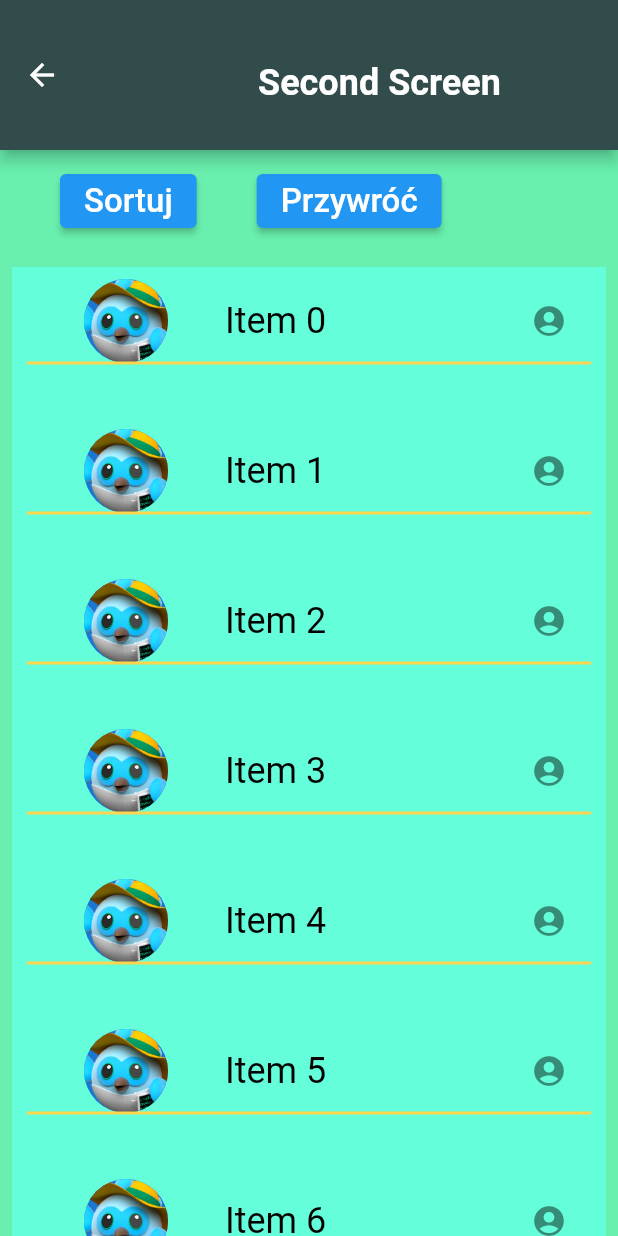
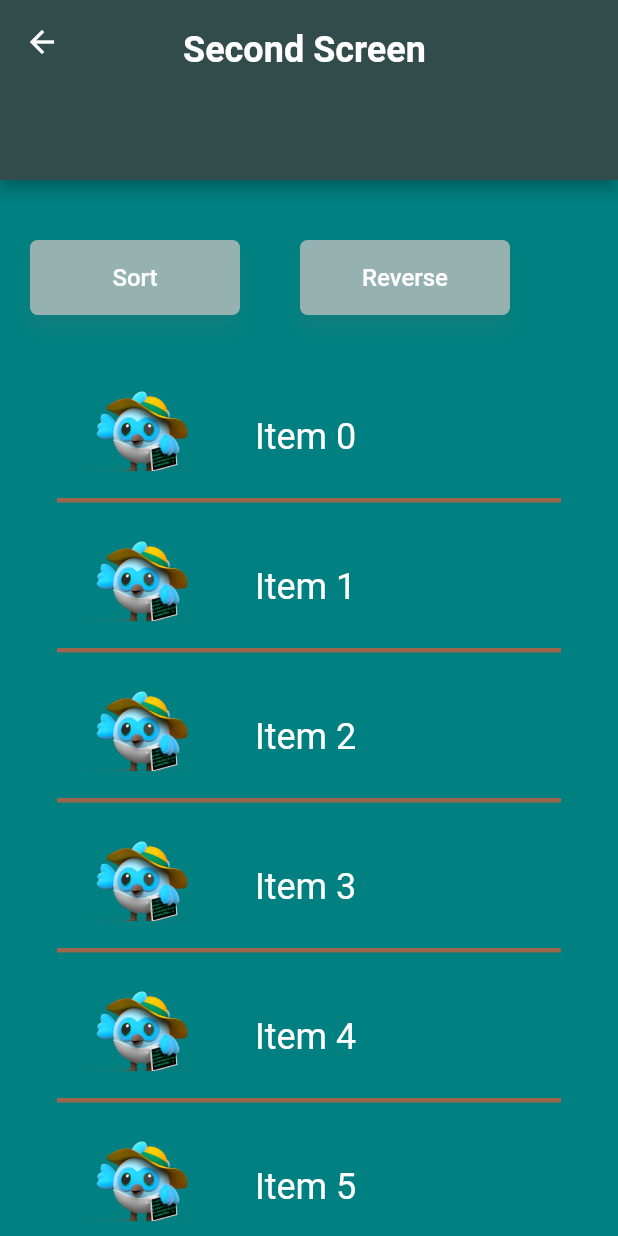
Before and after one commit to elchomik/mgr_app_flutter, a Flutter app: the SecondScreen screen opened by its route, on a phone screen of 412 x 824 dp. Run offline on Flutter 3.47's test engine with Material 2 defaults, Android fonts, the phone set to English and light mode, and no system bars.

Commit message:
Fixed second screen style

```diff
--- a/lib/second_screen.dart
+++ b/lib/second_screen.dart
@@ -1,9 +1,10 @@
 import 'package:flutter/material.dart';
-import 'package:mgr_app_flutter/domain/quick_sort.dart';
 import 'package:mgr_app_flutter/widgets/title_widget.dart';
 
 class SecondScreen extends StatefulWidget {
-  const SecondScreen({Key? key}) : super(key: key);
+  const SecondScreen({
+    Key? key,
+  }) : super(key: key);
 
   @override
   _SecondScreenState createState() => _SecondScreenState();
@@ -15,56 +16,110 @@ class _SecondScreenState extends State<SecondScreen> {
 
   void defaultSort() {
     setState(() {
-      items.sort((a,b) => b.compareTo(a));
+      items.sort((a, b) => b.compareTo(a));
     });
   }
 
   void reversedSort() {
     setState(() {
-      items.sort((a,b) => a.compareTo(b));
+      items.sort((a, b) => a.compareTo(b));
     });
   }
 
   @override
   Widget build(BuildContext context) {
     return Scaffold(
-      appBar: AppTitle(
-        title: 'Second Screen',
-        size: 100,
-        isSecondScreen: true,
+      appBar: PreferredSize(
+        preferredSize: const Size.fromHeight(120),
+        child: AppBar(
+          backgroundColor: const Color.fromARGB(255, 50, 75, 75),
+          leading: IconButton(
+            icon: const Icon(Icons.arrow_back),
+            onPressed: () => Navigator.pop(context),
           ),
-      backgroundColor: Colors.greenAccent,
-      body: Column(
-        children: [
-          Row(
-            children: [
-              Padding(
-                padding: const EdgeInsets.only(top: 10, left: 40),
-                child: ElevatedButton(
-                  onPressed: () => reversedSort(),
-                  child: const Text(
-                    'Sortuj',
-                    style: TextStyle(fontSize: 22, fontFamily: 'Roboto'),
+          title: const Padding(
+            padding: EdgeInsets.only(left: 50, top: 10),
+            child: SingleChildScrollView(
+              scrollDirection: Axis.horizontal,
+              child: Text(
+                "Second Screen",
+                style: TextStyle(
+                  color: Colors.white,
+                  fontWeight: FontWeight.bold,
+                  fontSize: 24,
                 ),
               ),
             ),
-              Padding(
-                padding: const EdgeInsets.only(top: 10, left: 40),
-                child: ElevatedButton(
-                  onPressed: () => defaultSort(),
-                  child: const Text(
-                    'Przywróć',
-                    style: TextStyle(fontSize: 22, fontFamily: 'Roboto'),
           ),
         ),
       ),
+      backgroundColor: const Color.fromARGB(255, 0, 128, 128),
+      body: Column(
+        children: [
+          Padding(
+            padding: const EdgeInsets.only(top: 40),
+            child: Row(
+              children: [
+                Padding(
+                  padding: const EdgeInsets.only(left: 20),
+                  child: SizedBox(
+                    height: 50,
+                    width: 140,
+                    child: ElevatedButton(
+                        style: ButtonStyle(
+                          shape: MaterialStateProperty.all(
+                              RoundedRectangleBorder(
+                                borderRadius: BorderRadius.circular(5.0),
+                              )),
+                          backgroundColor: MaterialStateProperty.all(
+                              const Color.fromARGB(255, 149, 177, 176)),
+                          elevation: MaterialStateProperty.all(5),
+                          shadowColor: MaterialStateProperty.all(
+                              Colors.grey.withOpacity(0.25)),
+                        ),
+                        onPressed: () => defaultSort(),
+                        child: const Text('Sort', style: TextStyle(fontSize: 16,
+                            fontFamily: 'Roboto', color: Colors.white),)),
+                  ),
+                ),
+                Padding(
+                  padding: const EdgeInsets.only(left: 40),
+                  child: SizedBox(
+                    height: 50,
+                    width: 140,
+                    child: ElevatedButton(
+                        style: ButtonStyle(
+                          shape: MaterialStateProperty.all(
+                              RoundedRectangleBorder(
+                                borderRadius: BorderRadius.circular(5.0),
+                              )),
+                          backgroundColor: MaterialStateProperty.all(
+                              const Color.fromARGB(255, 149, 177, 176)),
+                          elevation: MaterialStateProperty.all(5),
+                          shadowColor: MaterialStateProperty.all(
+                              Colors.grey.withOpacity(0.25)),
+                        ),
+                        onPressed: () => reversedSort(),
+                        child: const Text('Reverse', style: TextStyle(fontSize: 16,
+                            fontFamily: 'Roboto', color: Colors.white),)),
+                  ),
+                ),
+                // Padding(
+                //   padding: const EdgeInsets.only(top: 10, left: 40),
+                //   child: ElevatedButton(
+                //     onPressed: () => reversedSort(),
+                //     child: const Text(
+                //       'Reverse',
+                //       style: TextStyle(fontSize: 22, fontFamily: 'Roboto'),
+                //     ),
+                //   ),
+                // ),
               ],
+            ),
           ),
           Expanded(
             child: Padding(
-              padding: const EdgeInsets.only(top:20, left: 8, right: 8),
-              child: Container(
-                color: Colors.tealAccent,
+              padding: const EdgeInsets.only(top: 40, left: 8, right: 8),
               child: ListView.builder(
                   itemCount: items.length,
                   itemExtent: 100,
@@ -72,25 +127,41 @@ class _SecondScreenState extends State<SecondScreen> {
                   itemBuilder: (context, index) {
                     return Column(
                       children: [
-                          ListTile(
-                            leading: const CircleAvatar(
-                              radius: 50,
-                              backgroundImage: AssetImage('assets/images/bird.png'),
+                        Padding(
+                          padding: const EdgeInsets.only(left: 20),
+                          child: ListTile(
+                            leading: SizedBox(
+                                width: 80,
+                                height: 80,
+                                child: Image.asset(
+                                  'assets/images/bird.png',
+                                  fit: BoxFit.cover,
+                                )),
+                            title: Padding(
+                              padding: const EdgeInsets.only(top:10, left: 20),
+                              child: Text(
+                                items[index],
+                                style: const TextStyle(
+                                    fontFamily: 'Roboto', fontSize: 24),
                               ),
-                            title: Text(items[index], style: const TextStyle(fontFamily: 'Roboto', fontSize: 24),),
+                            ),
                             key: ValueKey(index),
-                            textColor: Colors.black,
-                            trailing: const Icon(Icons.account_circle),
+                            textColor: Colors.white,
                           ),
-                          Divider(
-                            color: Colors.amber[300],
-                            thickness: 2,
+                        ),
+                        const Padding(
+                          padding: EdgeInsets.only(top: 20),
+                          child: Divider(
+                            color: Color.fromARGB(255, 156, 101, 76),
+                            thickness: 3,
+                            endIndent: 20,
+                            indent: 20,
                             height: 1,
+                          ),
                         )
                       ],
                     );
                   }),
-              ),
             ),
           ),
         ],
```
Lines whose indentation alone changed are shown as unchanged.
